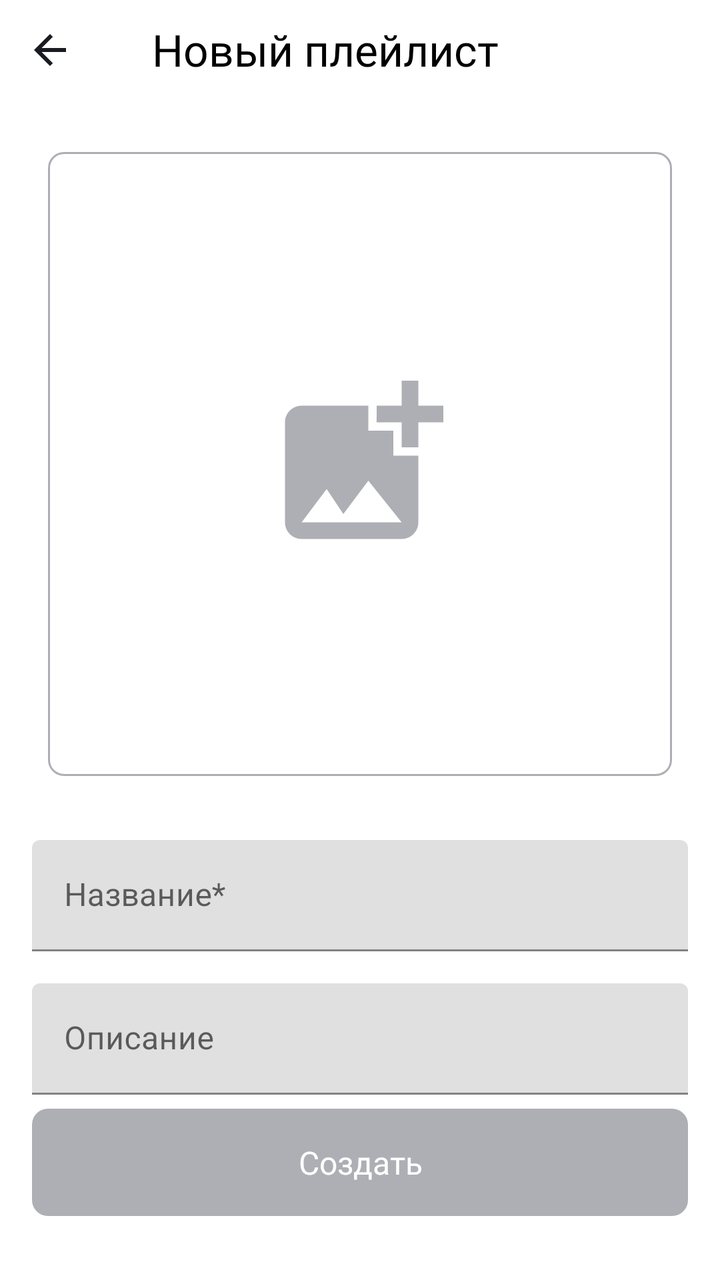
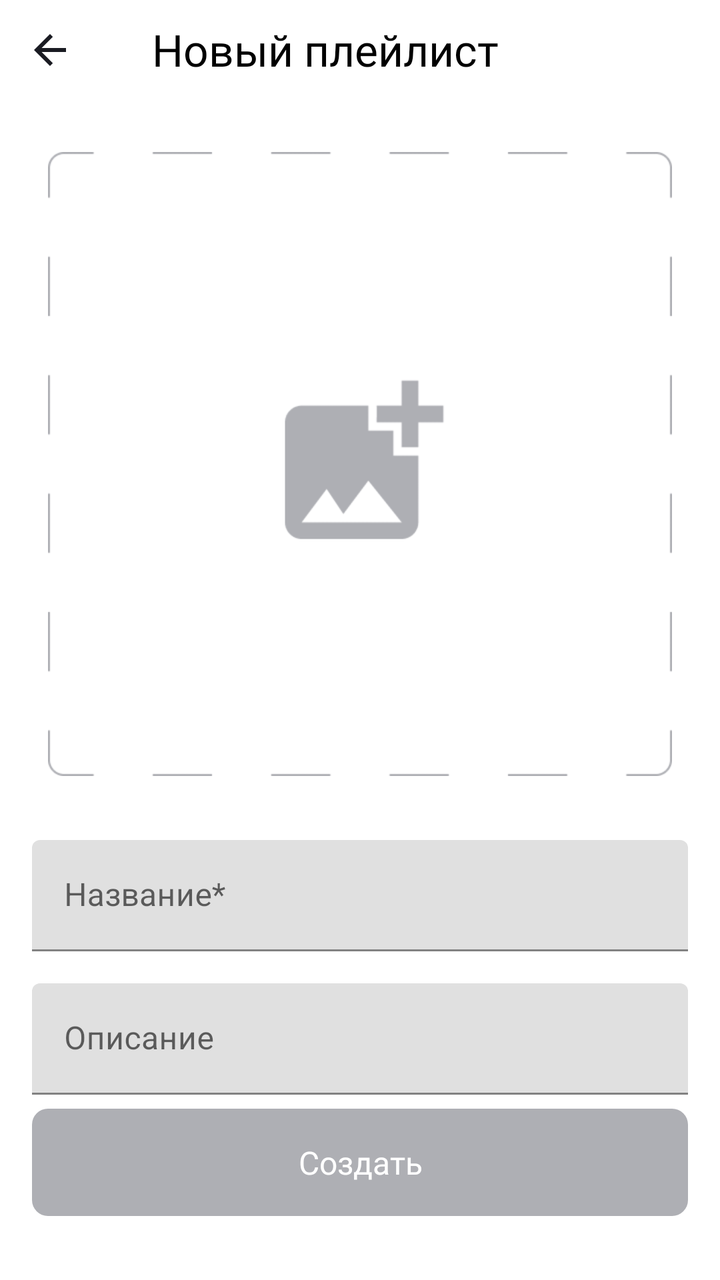

The first picture is an Android layout as it rendered before a commit; the second is the same layout after the commit. The layout source and the unified diff follow.
<!-- AndroidManifest.xml: application theme Theme.PlaylistMaker -->
<!-- res/layout/fragment_new_playlist.xml -->
<?xml version="1.0" encoding="utf-8"?>
<LinearLayout xmlns:android="http://schemas.android.com/apk/res/android"
    xmlns:app="http://schemas.android.com/apk/res-auto"
    xmlns:tools="http://schemas.android.com/tools"
    android:layout_width="match_parent"
    android:layout_height="match_parent"
    android:orientation="vertical"
    android:background="@color/background"
    tools:context=".ui.newplaylist.NewPlaylistFragment">

    <LinearLayout
        android:layout_width="match_parent"
        android:layout_height="wrap_content"
        android:orientation="horizontal">

        <ImageView
            android:id="@+id/new_playlist_action_back"
            android:layout_width="wrap_content"
            android:layout_height="wrap_content"
            style="@style/ActionBackStyle" />

        <TextView
            android:id="@+id/title_new_playlist"
            android:layout_width="wrap_content"
            android:layout_height="wrap_content"
            style="@style/ActivityTitleStyle"
            android:text="@string/new_playlist" />

    </LinearLayout>

    <ImageView
        android:id="@+id/newplaylist_artwork"
        android:layout_width="match_parent"
        android:layout_height="312dp"
        android:layout_marginHorizontal="24dp"
        android:layout_marginTop="26dp"
        android:src="@drawable/add_artwork" />

    <com.google.android.material.textfield.TextInputLayout
        android:layout_width="match_parent"
        android:layout_height="wrap_content"
        android:layout_marginHorizontal="16dp"
        android:layout_marginTop="32dp">

        <com.google.android.material.textfield.TextInputEditText
            android:id="@+id/newplaylist_name"
            android:layout_width="match_parent"
            android:layout_height="wrap_content"
            android:hint="@string/add_playlist_name" />
    </com.google.android.material.textfield.TextInputLayout>

    <com.google.android.material.textfield.TextInputLayout
        android:layout_width="match_parent"
        android:layout_height="wrap_content"
        android:layout_marginHorizontal="16dp"
        android:layout_marginTop="16dp">

        <com.google.android.material.textfield.TextInputEditText
            android:id="@+id/newplaylist_description"
            android:layout_width="match_parent"
            android:layout_height="wrap_content"
            android:hint="@string/add_playlist_description" />
    </com.google.android.material.textfield.TextInputLayout>

    <FrameLayout
        android:layout_width="match_parent"
        android:layout_height="0dp"
        android:layout_weight="1">

        <androidx.appcompat.widget.AppCompatButton
            android:id="@+id/create"
            style="@style/CreatePlaylistButtonStyle"
            android:layout_width="match_parent"
            android:layout_height="wrap_content"
            android:layout_gravity="bottom"
            android:layout_marginHorizontal="16dp"
            android:layout_marginBottom="32dp"
            android:enabled="false"
            android:padding="16dp"
            android:text="@string/create_playlist_button_text" />
    </FrameLayout>
</LinearLayout>
<!-- resources referenced by this layout -->
<resources>
  <color name="background">#FFFFFFFF</color>
  <!-- drawable add_artwork (drawable) -->
  <vector xmlns:android="http://schemas.android.com/apk/res/android"
      android:width="312dp"
      android:height="312dp"
      android:viewportWidth="312"
      android:viewportHeight="312">
    <path
        android:strokeWidth="1"
        android:pathData="M8,0.5L304,0.5A7.5,7.5 0,0 1,311.5 8L311.5,304A7.5,7.5 0,0 1,304 311.5L8,311.5A7.5,7.5 0,0 1,0.5 304L0.5,8A7.5,7.5 0,0 1,8 0.5z"
        android:fillColor="#00000000"
        android:strokeColor="#AEAFB4"/>
    <group>
      <clip-path
          android:pathData="M114,106L198,106A8,8 0,0 1,206 114L206,198A8,8 0,0 1,198 206L114,206A8,8 0,0 1,106 198L106,114A8,8 0,0 1,114 106z"/>
      <path
          android:pathData="M185.17,135.17V147.63C185.17,147.63 176.88,147.67 176.83,147.63V135.17H164.33C164.33,135.17 164.38,126.88 164.33,126.83H176.83V114.33H185.17V126.83H197.67V135.17H185.17ZM172.67,151.83V139.33H160.17V126.83H126.83C122.25,126.83 118.5,130.58 118.5,135.17V185.17C118.5,189.75 122.25,193.5 126.83,193.5H176.83C181.42,193.5 185.17,189.75 185.17,185.17V151.83H172.67ZM126.83,185.17L139.33,168.5L147.67,181L160.17,164.33L176.83,185.17H126.83Z"
          android:fillColor="#AEAFB4"/>
    </group>
  </vector>
  <string name="add_playlist_description">Описание</string>
  <string name="add_playlist_name">Название*</string>
  <string name="create_playlist_button_text">Создать</string>
  <string name="new_playlist">Новый плейлист</string>
  <style name="ActionBackStyle">
          <item name="android:padding">17dp</item>
          <item name="srcCompat">@drawable/action_back</item>
          <item name="android:foreground">?attr/selectableItemBackground</item>
      </style>
  <style name="ActivityTitleStyle">
          <item name="android:paddingHorizontal">26dp</item>
          <item name="android:paddingVertical">10dp</item>
          <item name="android:textColor">@color/black</item>
          <item name="android:textSize">22sp</item>
          <item name="android:fontFamily">@font/ys_display_medium</item>
      </style>
  <style name="CreatePlaylistButtonStyle">
          <item name="android:background">@drawable/create_playlist_button_background</item>
          <item name="android:textColor">@color/white</item>
          <item name="android:textAllCaps">false</item>
          <item name="fontFamily">@font/ys_display_medium</item>
          <item name="android:textSize">16sp</item>
      </style>
  <style name="Theme.PlaylistMaker" parent="Base.Theme.PlaylistMaker" />
  <!-- drawable action_back (drawable) -->
  <vector xmlns:android="http://schemas.android.com/apk/res/android"
      android:width="16dp"
      android:height="16dp"
      android:viewportWidth="16"
      android:viewportHeight="16">
    <path
        android:pathData="M16,7H3.83L9.42,1.41L8,0L0,8L8,16L9.41,14.59L3.83,9H16V7Z"
        android:fillColor="#1A1B22"/>
  </vector>
  <color name="black">#FF000000</color>
  <!-- drawable create_playlist_button_background (drawable) -->
  <?xml version="1.0" encoding="utf-8"?>
  <selector xmlns:android="http://schemas.android.com/apk/res/android">
      <item android:state_enabled="false">
          <shape>
              <solid android:color="@color/gray"/>
              <corners android:radius="8dp"/>
          </shape>
      </item>
      <item>
          <shape>
              <solid android:color="@color/blue"/>
              <corners android:radius="8dp"/>
          </shape>
      </item>
  </selector>
  <color name="white">#FFFFFFFF</color>
  <style name="Base.Theme.PlaylistMaker" parent="Theme.MaterialComponents.DayNight.NoActionBar">
          
          
      </style>
  <color name="gray">#AEAFB4</color>
  <color name="blue">#0000FF</color>
</resources>

<!-- the commit's change to res/layout/fragment_new_playlist.xml (unified diff, before → after) -->
@@ -34,7 +34,7 @@
         android:layout_height="312dp"
         android:layout_marginHorizontal="24dp"
         android:layout_marginTop="26dp"
-        android:src="@drawable/add_artwork" />
+        android:src="@drawable/newplaylist_artwork_png" />
 
     <com.google.android.material.textfield.TextInputLayout
         android:layout_width="match_parent"
<!-- resource entries referenced after the edit -->
@@ -1,25 +1,7 @@
 <!-- resources referenced by this layout -->
 <resources>
   <color name="background">#FFFFFFFF</color>
-  <!-- drawable add_artwork (drawable) -->
-  <vector xmlns:android="http://schemas.android.com/apk/res/android"
-      android:width="312dp"
-      android:height="312dp"
-      android:viewportWidth="312"
-      android:viewportHeight="312">
-    <path
-        android:strokeWidth="1"
-        android:pathData="M8,0.5L304,0.5A7.5,7.5 0,0 1,311.5 8L311.5,304A7.5,7.5 0,0 1,304 311.5L8,311.5A7.5,7.5 0,0 1,0.5 304L0.5,8A7.5,7.5 0,0 1,8 0.5z"
-        android:fillColor="#00000000"
-        android:strokeColor="#AEAFB4"/>
-    <group>
-      <clip-path
-          android:pathData="M114,106L198,106A8,8 0,0 1,206 114L206,198A8,8 0,0 1,198 206L114,206A8,8 0,0 1,106 198L106,114A8,8 0,0 1,114 106z"/>
-      <path
-          android:pathData="M185.17,135.17V147.63C185.17,147.63 176.88,147.67 176.83,147.63V135.17H164.33C164.33,135.17 164.38,126.88 164.33,126.83H176.83V114.33H185.17V126.83H197.67V135.17H185.17ZM172.67,151.83V139.33H160.17V126.83H126.83C122.25,126.83 118.5,130.58 118.5,135.17V185.17C118.5,189.75 122.25,193.5 126.83,193.5H176.83C181.42,193.5 185.17,189.75 185.17,185.17V151.83H172.67ZM126.83,185.17L139.33,168.5L147.67,181L160.17,164.33L176.83,185.17H126.83Z"
-          android:fillColor="#AEAFB4"/>
-    </group>
-  </vector>
+  <!-- drawable newplaylist_artwork_png: png bitmap (drawable, 11731 bytes) -->
   <string name="add_playlist_description">Описание</string>
   <string name="add_playlist_name">Название*</string>
   <string name="create_playlist_button_text">Создать</string>
